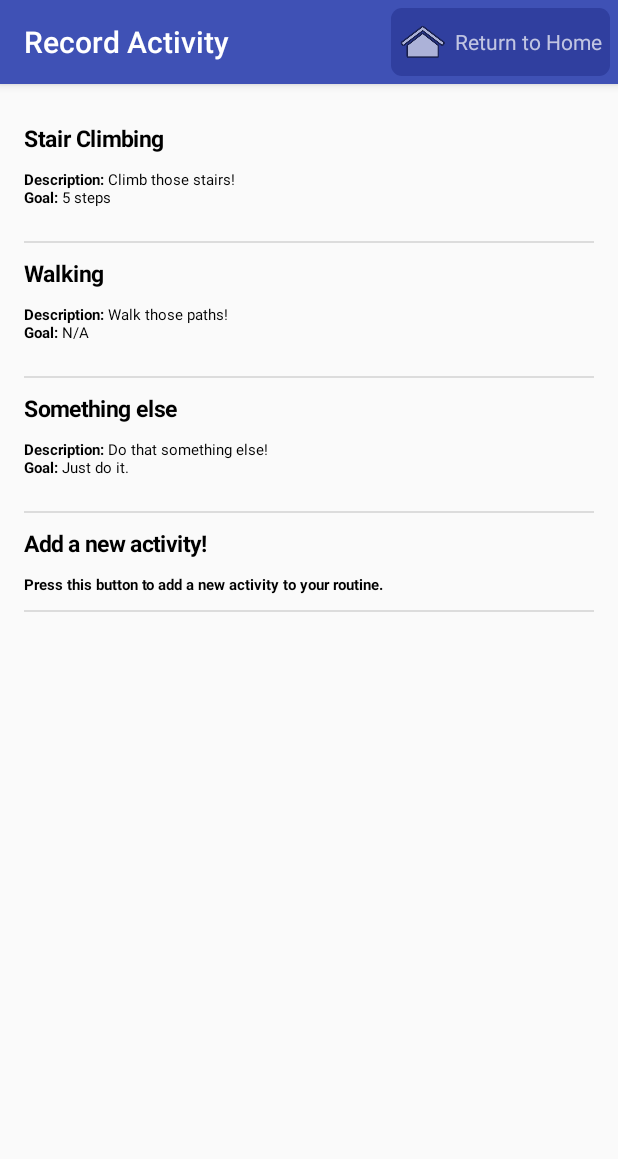
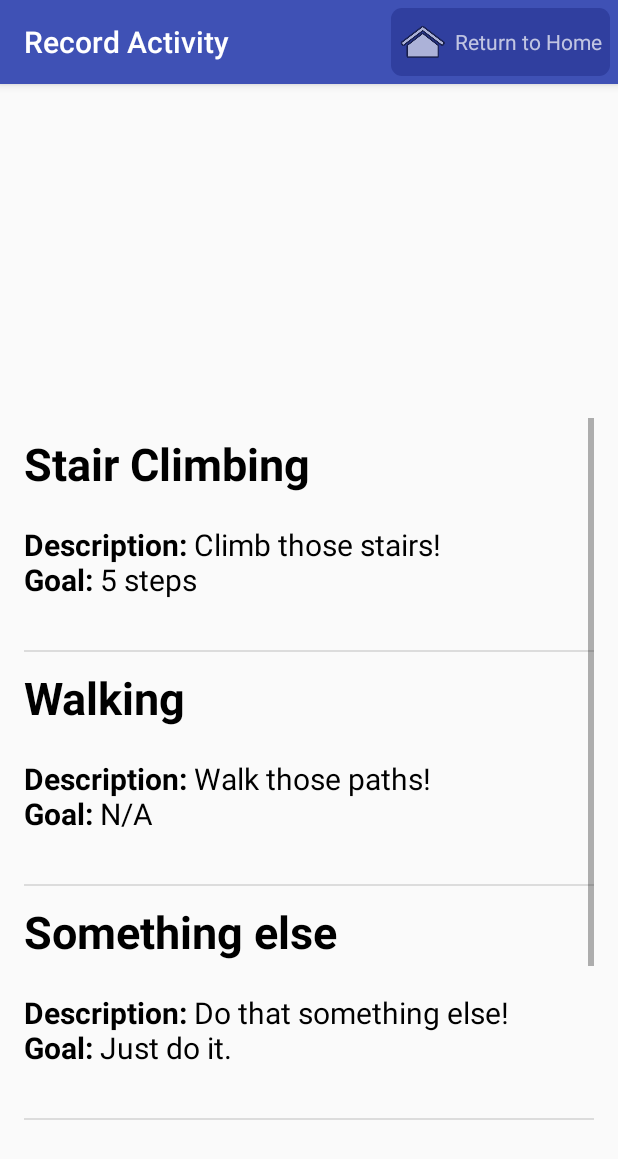
Before and after one commit to randy-acheson/Total-Joint-Replacement, an Android app: the PhysicalActionsMainFragment screen opened directly, with no data from a screen before it, on a phone screen of 412 x 824 dp. Shown: the top 1159 px of the screen. Run offline under Robolectric (Android 15) with nearby library versions, the phone set to English and light mode, and no system bars.

Commit message:
Fixed font size on list view and Activities page controller

```diff
--- a/app/src/main/java/edu/wpi/total_joint_replacement/tools/TextListAdapter.java
+++ b/app/src/main/java/edu/wpi/total_joint_replacement/tools/TextListAdapter.java
@@ -40,7 +40,7 @@ public class TextListAdapter extends ArrayAdapter<TextView> {
 
         if (items.get(position) != null) {
             text.setTextColor(Color.BLACK);
-            text.setTextSize(10);
+            //text.setTextSize(10);
             text.setText(Html.fromHtml(items.get(position).getText() + ""));
             text.setTextIsSelectable(false);
 
--- a/app/src/main/res/layout/activity_record_activity.xml
+++ b/app/src/main/res/layout/activity_record_activity.xml
@@ -13,7 +13,9 @@
         xmlns:android="http://schemas.android.com/apk/res/android"
         android:id="@+id/statusUpdatePager"
         android:layout_width="match_parent"
-        android:layout_height="476dp"/>
+        android:layout_height="476dp"
+        android:layout_above="@+id/prevButton"
+        android:layout_marginBottom="5dp"/>
 
     <Button
         android:layout_width="wrap_content"
--- a/app/src/main/res/layout/row_text.xml
+++ b/app/src/main/res/layout/row_text.xml
@@ -8,5 +8,5 @@
         android:layout_width="fill_parent"
         android:layout_height="wrap_content"
         android:id="@+id/textView"
-        android:textSize="20px" android:paddingTop="10dip" android:paddingBottom="10dip"/>
+        android:textSize="20sp" android:paddingTop="10dip" android:paddingBottom="10dip"/>
 </LinearLayout>
```
Also changed, not shown: 1 other file.
